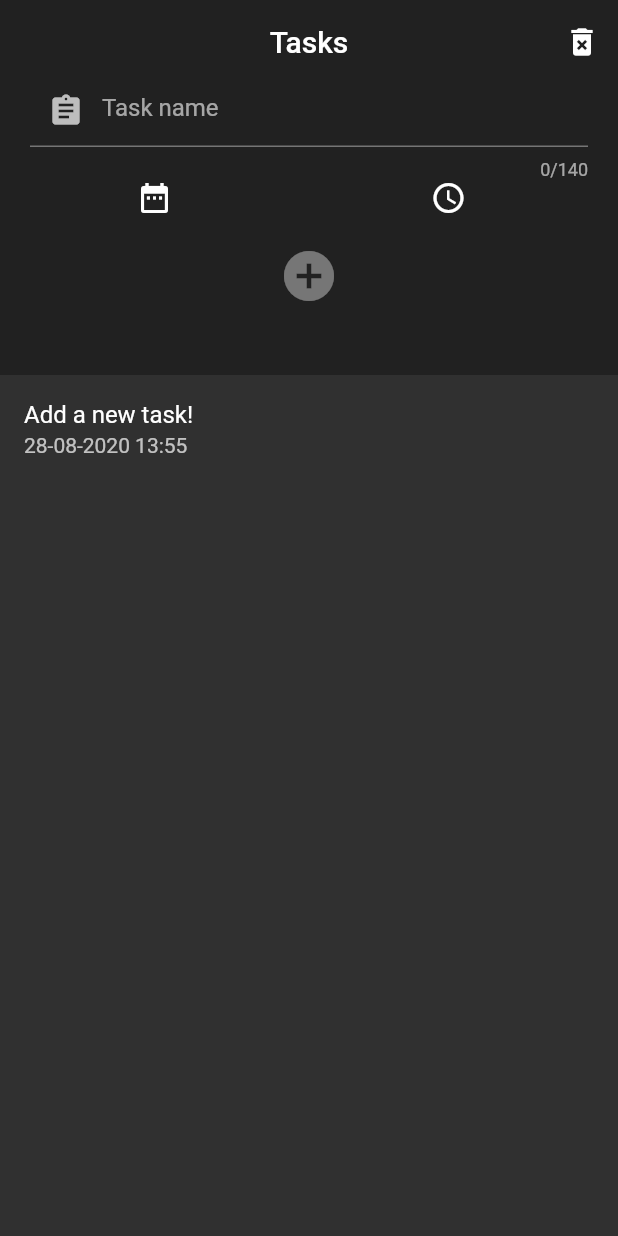
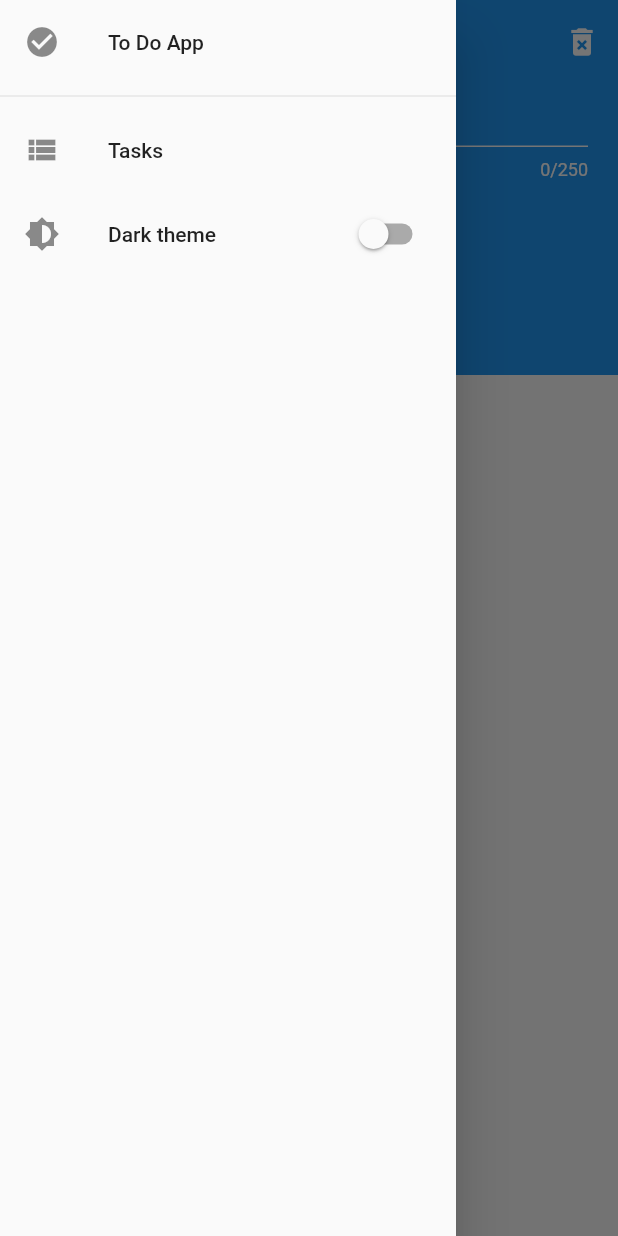
Before and after one commit to Anerak/to-do-flutter-app, a Flutter app: the screen it shows after launch, with the side drawer open (before the commit the screen has no drawer), on a phone screen of 412 x 824 dp. Run offline on Flutter 3.47's test engine with Material 2 defaults, Android fonts, the phone set to English and light mode, and no system bars; our stand-ins replace shared_preferences, sqflite; accounts and stored records are empty; statements that could not run were skipped.

Commit message:
Added: switch between light and dark theme

```diff
--- a/lib/main.dart
+++ b/lib/main.dart
@@ -1,15 +1,22 @@
 import 'package:flutter/material.dart';
 import 'package:provider/provider.dart';
 import 'package:todo_app/src/blocs/theme.dart';
+import 'package:todo_app/src/models/userprefs.dart';
 import 'package:todo_app/src/pages/list_page.dart';
 
-void main() => runApp(MyApp());
+void main() async {
+  WidgetsFlutterBinding.ensureInitialized();
+  final prefs = new UserPrefs();
+  await prefs.initPrefs();
+  runApp(MyApp());
+}
 
 class MyApp extends StatelessWidget {
+  final _prefs = new UserPrefs();
   @override
   Widget build(BuildContext context) {
     return ChangeNotifierProvider(
-      create: (_) => ThemeChanger(ThemeData.dark()),
+      create: (_) => ThemeChanger(_prefs.currentTheme),
       child: MateApp(),
     );
   }
@@ -19,10 +26,10 @@ class MateApp extends StatelessWidget {
   @override
   Widget build(BuildContext context) {
     final theme = Provider.of<ThemeChanger>(context);
-
     return MaterialApp(
       debugShowCheckedModeBanner: false,
       theme: theme.getTheme(),
+      themeMode: ThemeMode.system,
       title: 'To-Do App',
       initialRoute: 'list-page',
       routes: {
--- /dev/null
+++ b/lib/src/models/userprefs.dart
@@ -0,0 +1,34 @@
+import 'package:flutter/material.dart';
+import 'package:shared_preferences/shared_preferences.dart';
+
+class UserPrefs {
+  static final UserPrefs _instance = new UserPrefs._();
+  factory UserPrefs() => _instance;
+  UserPrefs._();
+
+  SharedPreferences _prefs;
+
+  initPrefs() async {
+    this._prefs = await SharedPreferences.getInstance();
+  }
+
+  get currentTheme {
+    if ((_prefs.getBool('currentTheme') == null) ||
+        (_prefs.getBool('currentTheme') == false)) {
+      return ThemeData(
+        primaryColor: Colors.purple,
+        accentColor: Colors.white,
+        hintColor: Colors.white,
+        accentIconTheme: IconThemeData(color: Colors.purple),
+      );
+    } else {
+      return ThemeData.dark();
+    }
+  }
+
+  get currentThemeBool => _prefs.getBool('currentTheme');
+
+  set currentTheme(bool value) {
+    _prefs.setBool('currentTheme', value);
+  }
+}
--- a/lib/src/pages/list_page.dart
+++ b/lib/src/pages/list_page.dart
@@ -1,7 +1,9 @@
 import 'package:flutter/material.dart';
 import 'package:intl/intl.dart';
+
 import 'package:todo_app/src/blocs/db_provider.dart';
 import 'package:todo_app/src/blocs/tasks_bloc.dart';
+import 'package:todo_app/src/widgets/menu_widget.dart';
 
 class TodoListPage extends StatefulWidget {
   final String routeName = 'list-page';
@@ -31,6 +33,7 @@ class _TodoListPageState extends State<TodoListPage> {
     _tasksBloc.getTasks();
     return SafeArea(
       child: Scaffold(
+        drawer: MenuWidget(),
         body: CustomScrollView(
           slivers: [
             _addTaskHeader(),
@@ -64,14 +67,27 @@ class _TodoListPageState extends State<TodoListPage> {
                 height: 30.0,
               ),
               TextField(
+                autocorrect: false,
                 controller: _textEditingController,
                 keyboardType: TextInputType.text,
-                maxLength: 140,
+                maxLength: 250,
                 maxLengthEnforced: true,
                 onChanged: (value) => setState(() => _title = value.trim()),
+                style: TextStyle(color: Colors.white),
                 decoration: InputDecoration(
+                  enabledBorder: UnderlineInputBorder(
+                    borderSide: BorderSide(color: Colors.white),
+                  ),
+                  focusedBorder: UnderlineInputBorder(
+                    borderSide: BorderSide(color: Colors.white60),
+                  ),
+                  counterStyle: TextStyle(color: Colors.white),
                   hintText: 'Task name',
-                  prefixIcon: Icon(Icons.assignment),
+                  hintStyle: TextStyle(color: Colors.white54),
+                  prefixIcon: Icon(
+                    Icons.assignment,
+                    color: Theme.of(context).accentColor,
+                  ),
                 ),
               ),
               Row(
@@ -83,11 +99,17 @@ class _TodoListPageState extends State<TodoListPage> {
                     child: Row(
                       mainAxisAlignment: MainAxisAlignment.start,
                       children: [
-                        Icon(Icons.date_range),
+                        Icon(
+                          Icons.date_range,
+                          color: Theme.of(context).accentColor,
+                        ),
                         SizedBox(
                           width: 10.0,
                         ),
-                        Text(_date),
+                        Text(
+                          _date,
+                          style: TextStyle(color: Colors.white),
+                        ),
                       ],
                     ),
                   ),
@@ -97,11 +119,17 @@ class _TodoListPageState extends State<TodoListPage> {
                     onTap: () => _timePicker(context),
                     child: Row(
                       children: [
-                        Icon(Icons.access_time),
+                        Icon(
+                          Icons.access_time,
+                          color: Theme.of(context).accentColor,
+                        ),
                         SizedBox(
                           width: 10.0,
                         ),
-                        Text(_time),
+                        Text(
+                          _time,
+                          style: TextStyle(color: Colors.white),
+                        ),
                       ],
                     ),
                   ),
@@ -118,7 +146,17 @@ class _TodoListPageState extends State<TodoListPage> {
                         ? Theme.of(context).accentColor
                         : Theme.of(context).disabledColor,
                   ),
-                onTap: _title.trim() != '' ? _submitTask : null,
+                  onTap: _title.trim() == ''
+                      ? null
+                      : () {
+                          FocusScope.of(context).requestFocus(new FocusNode());
+                          _submitTask();
+                        }
+
+                  /*() {
+                  FocusScope.of(context).requestFocus(new FocusNode());
+                  _title.trim() != null ? _submitTask() : (){ null };
+                },*/
                   )
             ],
           ),
--- /dev/null
+++ b/lib/src/widgets/menu_widget.dart
@@ -0,0 +1,28 @@
+import 'package:flutter/material.dart';
+import 'package:todo_app/src/pages/list_page.dart';
+import 'package:todo_app/src/widgets/theme_switch.dart';
+
+class MenuWidget extends StatelessWidget {
+  @override
+  Widget build(BuildContext context) {
+    return Drawer(
+      child: ListView(
+        padding: EdgeInsets.zero,
+        children: [
+          ListTile(
+            leading: Icon(Icons.check_circle),
+            title: Text("To Do App"),
+          ),
+          Divider(),
+          ListTile(
+            leading: Icon(Icons.view_list),
+            title: Text("Tasks"),
+            onTap: () => Navigator.of(context)
+                .pushReplacementNamed(TodoListPage().routeName),
+          ),
+          ThemeSwitch(),
+        ],
+      ),
+    );
+  }
+}
--- /dev/null
+++ b/lib/src/widgets/theme_switch.dart
@@ -0,0 +1,28 @@
+import 'package:flutter/material.dart';
+import 'package:provider/provider.dart';
+import 'package:todo_app/src/blocs/theme.dart';
+import 'package:todo_app/src/models/userprefs.dart';
+
+class ThemeSwitch extends StatefulWidget {
+  @override
+  _ThemeSwitchState createState() => _ThemeSwitchState();
+}
+
+class _ThemeSwitchState extends State<ThemeSwitch> {
+  final UserPrefs _prefs = new UserPrefs();
+  @override
+  Widget build(BuildContext context) {
+    return SwitchListTile(
+      secondary: Icon(
+        Icons.brightness_6,
+      ),
+      value: _prefs.currentThemeBool == null ? false : _prefs.currentThemeBool,
+      title: Text("Dark theme"),
+      onChanged: (value) => setState(() {
+        _prefs.currentTheme = value;
+        Provider.of<ThemeChanger>(context, listen: false)
+            .setTheme(_prefs.currentTheme);
+      }),
+    );
+  }
+}
```
Also changed, not shown: 1 other file. Lines whose indentation alone changed are shown as unchanged.
